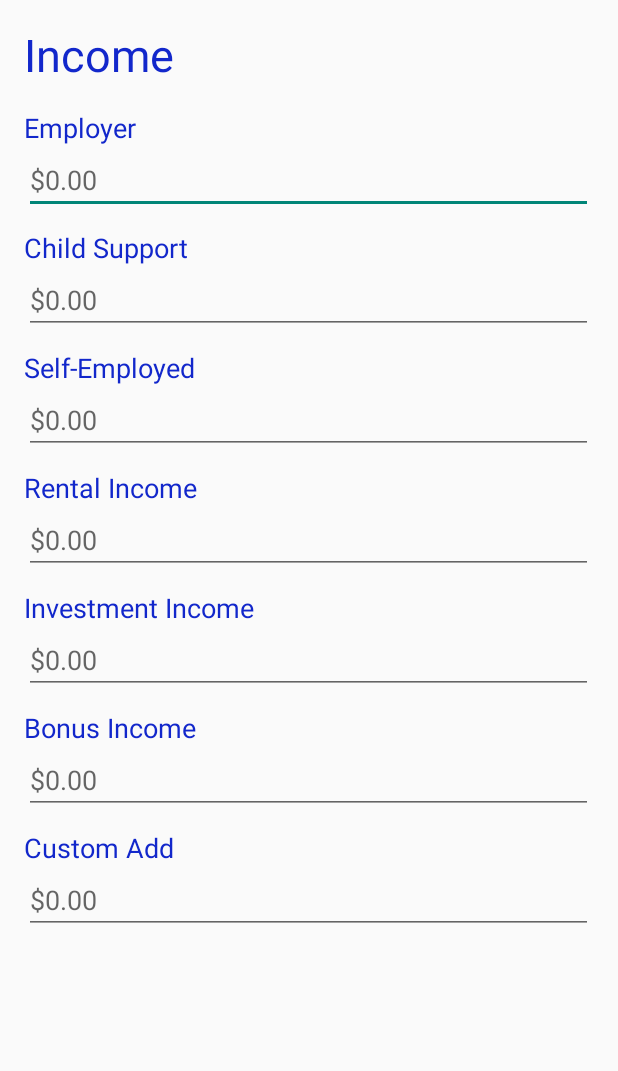
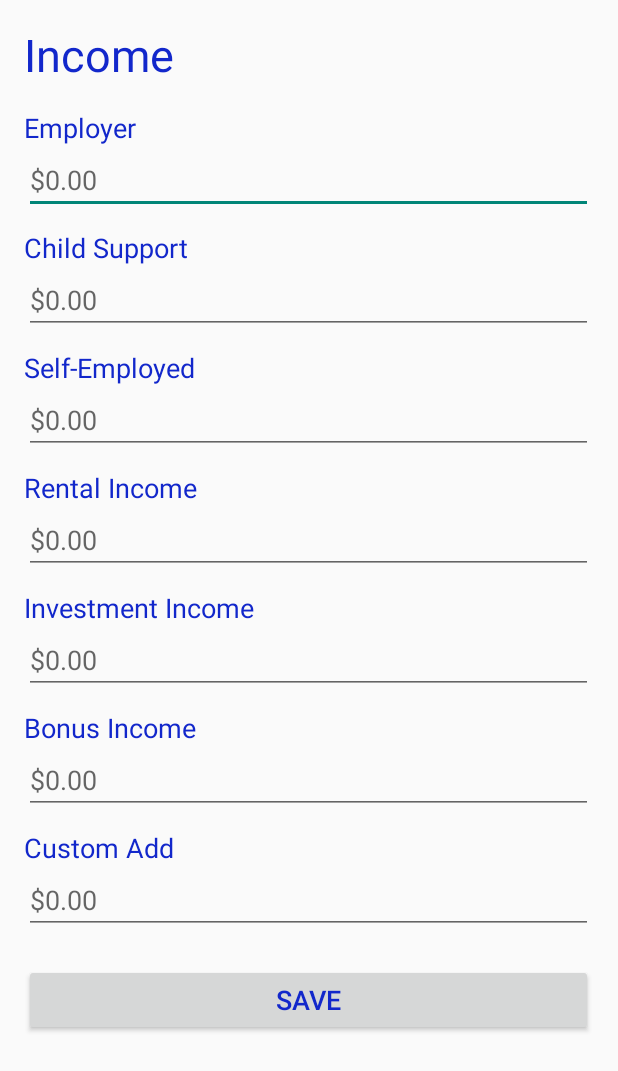
Before and after one commit to CIS4952/CIS4951, an Android app: the scrollingIncomeInputPage screen opened directly, with no data from a screen before it, on a phone screen of 412 x 824 dp. Shown: the top 1071 px of the screen. Run offline under Robolectric (Android 15) with nearby library versions, the phone set to English and light mode, and no system bars.

Commit message:
income page interface done(?) save button added

```diff
--- a/app/src/main/res/layout/activity_scrolling_income_input_page.xml
+++ b/app/src/main/res/layout/activity_scrolling_income_input_page.xml
@@ -153,6 +153,17 @@
                 android:ems="10"
                 android:hint="@string/editTextEnterAmount"
                 android:inputType="numberDecimal" />
+
+            <Button
+                android:id="@+id/btnSaveIncome"
+                android:layout_width="match_parent"
+                android:layout_height="wrap_content"
+                android:layout_marginTop="20dp"
+                android:text="@string/btnSaveIncome"
+                android:textColor="@color/blueText"
+                android:textSize="18sp"
+                tools:layout_editor_absoluteX="161dp"
+                tools:layout_editor_absoluteY="648dp" />
         </LinearLayout>
     </ScrollView>
 
--- a/app/src/main/res/values/strings.xml
+++ b/app/src/main/res/values/strings.xml
@@ -23,4 +23,6 @@
     <string name="txtViewCompensationAmount">Please enter your compensation amount</string>
     <string name="txtViewChildSupportAmt">Please enter your amount support income</string>
     <string name="editTextEnterAmount">$0.00</string>
+    <string name="btnSaveIncome">Save</string>
+    <string name="btnSaveExpense">Save</string>
 </resources>
```
